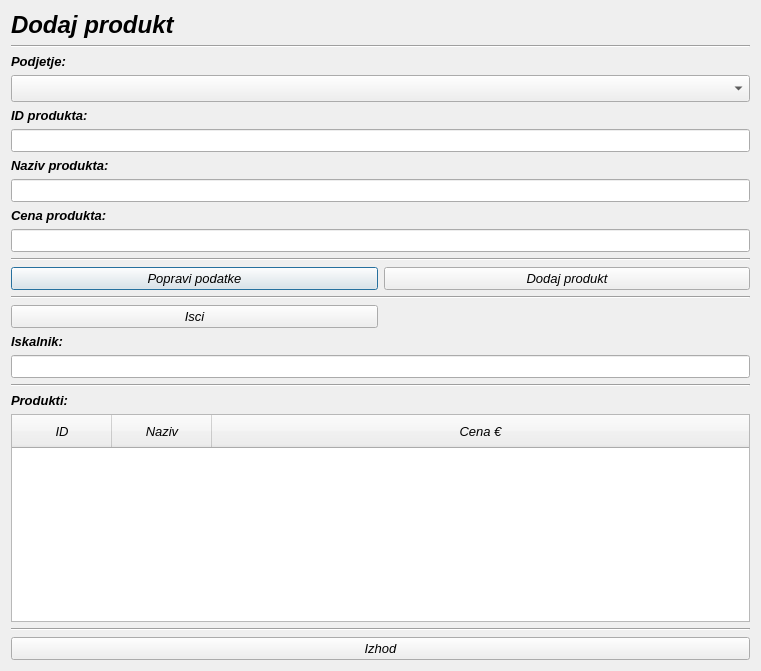
Qt form dodajprodukt.ui (MaxMaxy/racun) before a commit.
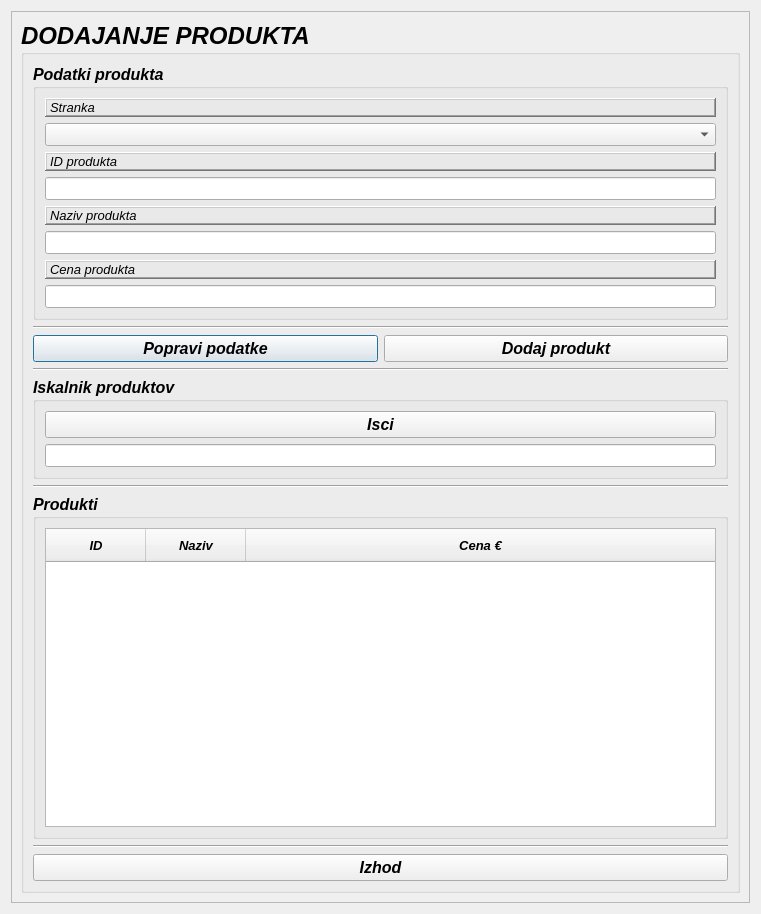
The same form after that commit.

Patch:
```diff
--- a/dodajprodukt.ui
+++ b/dodajprodukt.ui
@@ -7,7 +7,7 @@
     <x>0</x>
     <y>0</y>
     <width>761</width>
-    <height>671</height>
+    <height>914</height>
    </rect>
   </property>
   <property name="font">
@@ -20,128 +20,275 @@
   <property name="windowTitle">
    <string>Dialog</string>
   </property>
+  <layout class="QGridLayout" name="gridLayout_6">
+   <item row="0" column="0">
+    <widget class="QScrollArea" name="scrollArea">
+     <property name="widgetResizable">
+      <bool>true</bool>
+     </property>
+     <widget class="QWidget" name="scrollAreaWidgetContents">
+      <property name="geometry">
+       <rect>
+        <x>0</x>
+        <y>0</y>
+        <width>741</width>
+        <height>894</height>
+       </rect>
+      </property>
+      <layout class="QGridLayout" name="gridLayout_5">
+       <item row="0" column="0">
+        <widget class="QGroupBox" name="groupBox">
+         <property name="font">
+          <font>
+           <pointsize>18</pointsize>
+           <weight>75</weight>
+           <bold>true</bold>
+          </font>
+         </property>
+         <property name="title">
+          <string>DODAJANJE PRODUKTA</string>
+         </property>
+         <property name="flat">
+          <bool>true</bool>
+         </property>
+         <layout class="QGridLayout" name="gridLayout_4">
+          <item row="0" column="0">
+           <layout class="QVBoxLayout" name="verticalLayout_9">
+            <item>
+             <widget class="QGroupBox" name="groupBox_2">
+              <property name="font">
+               <font>
+                <pointsize>12</pointsize>
+                <weight>75</weight>
+                <bold>true</bold>
+               </font>
+              </property>
+              <property name="title">
+               <string>Podatki produkta</string>
+              </property>
   <layout class="QGridLayout" name="gridLayout">
-   <item row="4" column="0" colspan="2">
+               <item row="0" column="0">
+                <layout class="QVBoxLayout" name="verticalLayout_5">
+                 <item>
+                  <layout class="QVBoxLayout" name="verticalLayout">
+                   <item>
+                    <widget class="QLabel" name="label_2">
+                     <property name="font">
+                      <font>
+                       <family>MS Sans Serif</family>
+                       <pointsize>10</pointsize>
+                       <weight>50</weight>
+                       <italic>true</italic>
+                       <bold>false</bold>
+                      </font>
+                     </property>
+                     <property name="frameShape">
+                      <enum>QFrame::WinPanel</enum>
+                     </property>
+                     <property name="frameShadow">
+                      <enum>QFrame::Raised</enum>
+                     </property>
+                     <property name="lineWidth">
+                      <number>1</number>
+                     </property>
+                     <property name="midLineWidth">
+                      <number>0</number>
+                     </property>
+                     <property name="text">
+                      <string>Stranka</string>
+                     </property>
+                     <property name="buddy">
+                      <cstring>comboBox_podjetje</cstring>
+                     </property>
+                    </widget>
+                   </item>
+                   <item>
     <widget class="QComboBox" name="comboBox_podjetje">
      <property name="font">
       <font>
        <family>MS Sans Serif</family>
-       <pointsize>12</pointsize>
+                       <pointsize>10</pointsize>
+                       <weight>50</weight>
        <italic>true</italic>
+                       <bold>false</bold>
       </font>
      </property>
     </widget>
    </item>
-   <item row="0" column="0">
-    <widget class="QLabel" name="label">
+                  </layout>
+                 </item>
+                 <item>
+                  <layout class="QVBoxLayout" name="verticalLayout_2">
+                   <item>
+                    <widget class="QLabel" name="label_5">
      <property name="font">
       <font>
        <family>MS Sans Serif</family>
-       <pointsize>18</pointsize>
-       <weight>75</weight>
+                       <pointsize>10</pointsize>
+                       <weight>50</weight>
        <italic>true</italic>
-       <bold>true</bold>
-      </font>
-     </property>
-     <property name="text">
-      <string>Dodaj produkt</string>
-     </property>
-    </widget>
-   </item>
-   <item row="17" column="0">
-    <widget class="QLabel" name="label_7">
-     <property name="font">
-      <font>
-       <family>MS Sans Serif</family>
-       <weight>75</weight>
-       <italic>true</italic>
-       <bold>true</bold>
-      </font>
-     </property>
+                       <bold>false</bold>
+                      </font>
+                     </property>
+                     <property name="frameShape">
+                      <enum>QFrame::WinPanel</enum>
+                     </property>
+                     <property name="frameShadow">
+                      <enum>QFrame::Raised</enum>
+                     </property>
+                     <property name="lineWidth">
+                      <number>1</number>
+                     </property>
+                     <property name="midLineWidth">
+                      <number>0</number>
+                     </property>
      <property name="text">
-      <string>Iskalnik:</string>
+                      <string>ID produkta</string>
      </property>
      <property name="buddy">
       <cstring>lineEdit_isci</cstring>
      </property>
     </widget>
    </item>
-   <item row="7" column="0">
+                   <item>
+                    <widget class="QLineEdit" name="lineEdit_id">
+                     <property name="font">
+                      <font>
+                       <family>MS Sans Serif</family>
+                       <pointsize>10</pointsize>
+                       <weight>50</weight>
+                       <italic>true</italic>
+                       <bold>false</bold>
+                      </font>
+                     </property>
+                    </widget>
+                   </item>
+                  </layout>
+                 </item>
+                 <item>
+                  <layout class="QVBoxLayout" name="verticalLayout_3">
+                   <item>
     <widget class="QLabel" name="label_3">
      <property name="font">
       <font>
        <family>MS Sans Serif</family>
-       <weight>75</weight>
+                       <pointsize>10</pointsize>
+                       <weight>50</weight>
        <italic>true</italic>
-       <bold>true</bold>
-      </font>
-     </property>
+                       <bold>false</bold>
+                      </font>
+                     </property>
+                     <property name="frameShape">
+                      <enum>QFrame::WinPanel</enum>
+                     </property>
+                     <property name="frameShadow">
+                      <enum>QFrame::Raised</enum>
+                     </property>
+                     <property name="lineWidth">
+                      <number>1</number>
+                     </property>
+                     <property name="midLineWidth">
+                      <number>0</number>
+                     </property>
      <property name="text">
-      <string>Naziv produkta:</string>
+                      <string>Naziv produkta</string>
      </property>
      <property name="buddy">
       <cstring>lineEdit_nazivProdukta</cstring>
      </property>
     </widget>
    </item>
-   <item row="2" column="0">
-    <widget class="QLabel" name="label_2">
-     <property name="font">
-      <font>
-       <family>MS Sans Serif</family>
-       <weight>75</weight>
-       <italic>true</italic>
-       <bold>true</bold>
-      </font>
-     </property>
-     <property name="text">
-      <string>Podjetje:</string>
-     </property>
-     <property name="buddy">
-      <cstring>comboBox_podjetje</cstring>
-     </property>
-    </widget>
-   </item>
-   <item row="11" column="0" colspan="2">
-    <widget class="QLineEdit" name="lineEdit_cena">
-     <property name="font">
-      <font>
-       <family>MS Sans Serif</family>
-       <pointsize>10</pointsize>
-       <italic>true</italic>
-      </font>
-     </property>
-    </widget>
-   </item>
-   <item row="19" column="0" colspan="2">
-    <widget class="Line" name="line_4">
-     <property name="font">
-      <font>
-       <family>MS Sans Serif</family>
-       <italic>true</italic>
-      </font>
-     </property>
-     <property name="orientation">
-      <enum>Qt::Horizontal</enum>
-     </property>
-    </widget>
-   </item>
-   <item row="9" column="0" colspan="2">
+                   <item>
     <widget class="QLineEdit" name="lineEdit_nazivProdukta">
      <property name="font">
       <font>
        <family>MS Sans Serif</family>
        <pointsize>10</pointsize>
+                       <weight>50</weight>
        <italic>true</italic>
+                       <bold>false</bold>
       </font>
      </property>
     </widget>
    </item>
-   <item row="14" column="0">
+                  </layout>
+                 </item>
+                 <item>
+                  <layout class="QVBoxLayout" name="verticalLayout_4">
+                   <item>
+                    <widget class="QLabel" name="label_4">
+                     <property name="font">
+                      <font>
+                       <family>MS Sans Serif</family>
+                       <pointsize>10</pointsize>
+                       <weight>50</weight>
+                       <italic>true</italic>
+                       <bold>false</bold>
+                      </font>
+                     </property>
+                     <property name="frameShape">
+                      <enum>QFrame::WinPanel</enum>
+                     </property>
+                     <property name="frameShadow">
+                      <enum>QFrame::Raised</enum>
+                     </property>
+                     <property name="lineWidth">
+                      <number>1</number>
+                     </property>
+                     <property name="midLineWidth">
+                      <number>0</number>
+                     </property>
+                     <property name="text">
+                      <string>Cena produkta</string>
+                     </property>
+                     <property name="buddy">
+                      <cstring>lineEdit_cena</cstring>
+                     </property>
+                    </widget>
+                   </item>
+                   <item>
+                    <widget class="QLineEdit" name="lineEdit_cena">
+                     <property name="font">
+                      <font>
+                       <family>MS Sans Serif</family>
+                       <pointsize>10</pointsize>
+                       <weight>50</weight>
+                       <italic>true</italic>
+                       <bold>false</bold>
+                      </font>
+                     </property>
+                    </widget>
+                   </item>
+                  </layout>
+                 </item>
+                </layout>
+               </item>
+              </layout>
+             </widget>
+            </item>
+            <item>
+             <layout class="QVBoxLayout" name="verticalLayout_6">
+              <item>
+               <widget class="Line" name="line_5">
+                <property name="font">
+                 <font>
+                  <family>MS Sans Serif</family>
+                  <italic>true</italic>
+                 </font>
+                </property>
+                <property name="orientation">
+                 <enum>Qt::Horizontal</enum>
+                </property>
+               </widget>
+              </item>
+              <item>
+               <layout class="QHBoxLayout" name="horizontalLayout">
+                <item>
     <widget class="QPushButton" name="pushButton_popravi">
      <property name="font">
       <font>
        <family>MS Sans Serif</family>
+                    <pointsize>12</pointsize>
        <italic>true</italic>
       </font>
      </property>
@@ -150,7 +297,116 @@
      </property>
     </widget>
    </item>
-   <item row="21" column="0" colspan="2">
+                <item>
+                 <widget class="QPushButton" name="pushButton_dodaj">
+                  <property name="font">
+                   <font>
+                    <family>MS Sans Serif</family>
+                    <pointsize>12</pointsize>
+                    <italic>true</italic>
+                   </font>
+                  </property>
+                  <property name="text">
+                   <string>Dodaj produkt</string>
+                  </property>
+                 </widget>
+                </item>
+               </layout>
+              </item>
+              <item>
+               <widget class="Line" name="line_3">
+                <property name="font">
+                 <font>
+                  <family>MS Sans Serif</family>
+                  <italic>true</italic>
+                 </font>
+                </property>
+                <property name="orientation">
+                 <enum>Qt::Horizontal</enum>
+                </property>
+               </widget>
+              </item>
+             </layout>
+            </item>
+            <item>
+             <layout class="QVBoxLayout" name="verticalLayout_8">
+              <item>
+               <widget class="QGroupBox" name="groupBox_3">
+                <property name="font">
+                 <font>
+                  <pointsize>12</pointsize>
+                  <weight>75</weight>
+                  <bold>true</bold>
+                 </font>
+                </property>
+                <property name="title">
+                 <string>Iskalnik produktov</string>
+                </property>
+                <layout class="QGridLayout" name="gridLayout_2">
+                 <item row="0" column="0">
+                  <layout class="QVBoxLayout" name="verticalLayout_7">
+                   <item>
+                    <widget class="QPushButton" name="pushButton_isci">
+                     <property name="enabled">
+                      <bool>true</bool>
+                     </property>
+                     <property name="font">
+                      <font>
+                       <pointsize>12</pointsize>
+                      </font>
+                     </property>
+                     <property name="text">
+                      <string>Isci</string>
+                     </property>
+                    </widget>
+                   </item>
+                   <item>
+                    <widget class="QLineEdit" name="lineEdit_isci">
+                     <property name="font">
+                      <font>
+                       <family>MS Sans Serif</family>
+                       <pointsize>10</pointsize>
+                       <weight>50</weight>
+                       <italic>true</italic>
+                       <bold>false</bold>
+                      </font>
+                     </property>
+                    </widget>
+                   </item>
+                  </layout>
+                 </item>
+                </layout>
+               </widget>
+              </item>
+              <item>
+               <widget class="Line" name="line_4">
+                <property name="font">
+                 <font>
+                  <family>MS Sans Serif</family>
+                  <italic>true</italic>
+                 </font>
+                </property>
+                <property name="orientation">
+                 <enum>Qt::Horizontal</enum>
+                </property>
+               </widget>
+              </item>
+             </layout>
+            </item>
+            <item>
+             <widget class="QGroupBox" name="groupBox_4">
+              <property name="font">
+               <font>
+                <pointsize>12</pointsize>
+                <weight>75</weight>
+                <bold>true</bold>
+               </font>
+              </property>
+              <property name="title">
+               <string>Produkti</string>
+              </property>
+              <layout class="QGridLayout" name="gridLayout_3">
+               <item row="0" column="0">
     <widget class="QTreeWidget" name="treeWidget">
      <property name="font">
       <font>
@@ -209,7 +465,10 @@
      </column>
     </widget>
    </item>
-   <item row="23" column="0" colspan="2">
+              </layout>
+             </widget>
+            </item>
+            <item>
     <widget class="Line" name="line_2">
      <property name="font">
       <font>
@@ -222,155 +481,27 @@
      </property>
     </widget>
    </item>
-   <item row="14" column="1">
-    <widget class="QPushButton" name="pushButton_dodaj">
-     <property name="font">
-      <font>
-       <family>MS Sans Serif</family>
-       <italic>true</italic>
-      </font>
-     </property>
-     <property name="text">
-      <string>Dodaj produkt</string>
-     </property>
-    </widget>
-   </item>
-   <item row="20" column="0">
-    <widget class="QLabel" name="label_6">
-     <property name="font">
-      <font>
-       <family>MS Sans Serif</family>
-       <weight>75</weight>
-       <italic>true</italic>
-       <bold>true</bold>
-      </font>
-     </property>
-     <property name="text">
-      <string>Produkti:</string>
-     </property>
-     <property name="buddy">
-      <cstring>treeWidget</cstring>
-     </property>
-    </widget>
-   </item>
-   <item row="6" column="0" colspan="2">
-    <widget class="QLineEdit" name="lineEdit_id">
-     <property name="font">
-      <font>
-       <family>MS Sans Serif</family>
-       <pointsize>10</pointsize>
-       <italic>true</italic>
-      </font>
-     </property>
-    </widget>
-   </item>
-   <item row="18" column="0" colspan="2">
-    <widget class="QLineEdit" name="lineEdit_isci">
-     <property name="font">
-      <font>
-       <family>MS Sans Serif</family>
-       <pointsize>10</pointsize>
-       <italic>true</italic>
-      </font>
-     </property>
-    </widget>
-   </item>
-   <item row="5" column="0">
-    <widget class="QLabel" name="label_5">
-     <property name="font">
-      <font>
-       <family>MS Sans Serif</family>
-       <weight>75</weight>
-       <italic>true</italic>
-       <bold>true</bold>
-      </font>
-     </property>
-     <property name="text">
-      <string>ID produkta:</string>
-     </property>
-     <property name="buddy">
-      <cstring>lineEdit_id</cstring>
-     </property>
-    </widget>
-   </item>
-   <item row="10" column="0">
-    <widget class="QLabel" name="label_4">
-     <property name="font">
-      <font>
-       <family>MS Sans Serif</family>
-       <weight>75</weight>
-       <italic>true</italic>
-       <bold>true</bold>
-      </font>
-     </property>
-     <property name="text">
-      <string>Cena produkta:</string>
-     </property>
-     <property name="buddy">
-      <cstring>lineEdit_cena</cstring>
-     </property>
-    </widget>
-   </item>
-   <item row="15" column="0" colspan="2">
-    <widget class="Line" name="line_3">
-     <property name="font">
-      <font>
-       <family>MS Sans Serif</family>
-       <italic>true</italic>
-      </font>
-     </property>
-     <property name="orientation">
-      <enum>Qt::Horizontal</enum>
-     </property>
-    </widget>
-   </item>
-   <item row="12" column="0" colspan="2">
-    <widget class="Line" name="line_5">
-     <property name="font">
-      <font>
-       <family>MS Sans Serif</family>
-       <italic>true</italic>
-      </font>
-     </property>
-     <property name="orientation">
-      <enum>Qt::Horizontal</enum>
-     </property>
-    </widget>
-   </item>
-   <item row="16" column="0">
-    <widget class="QPushButton" name="pushButton_isci">
-     <property name="enabled">
-      <bool>true</bool>
-     </property>
-     <property name="text">
-      <string>Isci</string>
-     </property>
-    </widget>
-   </item>
-   <item row="1" column="0" colspan="2">
-    <widget class="Line" name="line">
-     <property name="font">
-      <font>
-       <family>MS Sans Serif</family>
-       <italic>true</italic>
-      </font>
-     </property>
-     <property name="orientation">
-      <enum>Qt::Horizontal</enum>
-     </property>
-    </widget>
-   </item>
-   <item row="24" column="0" colspan="2">
+            <item>
     <widget class="QPushButton" name="pushButton">
      <property name="font">
       <font>
        <family>MS Sans Serif</family>
+                <pointsize>12</pointsize>
        <italic>true</italic>
       </font>
      </property>
      <property name="text">
       <string>Izhod</string>
      </property>
+             </widget>
+            </item>
+           </layout>
+          </item>
+         </layout>
+        </widget>
+       </item>
+      </layout>
+     </widget>
     </widget>
    </item>
   </layout>
```
Left out of the diff: 2 changed lines with no effect on the pictures. Lines whose indentation alone changed are shown as unchanged.
